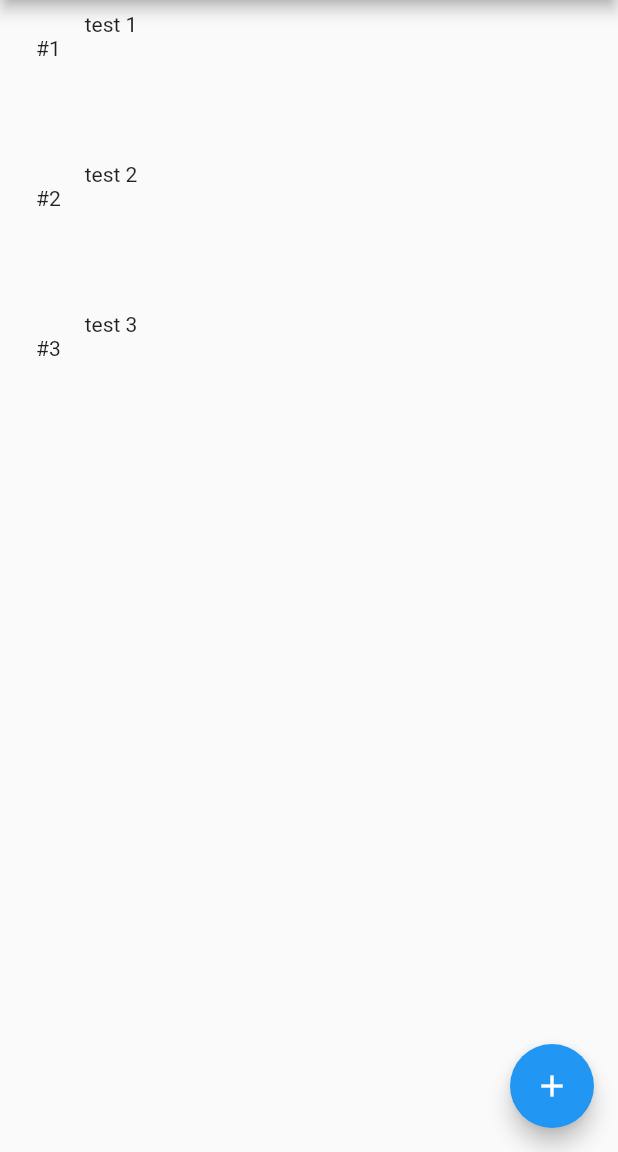
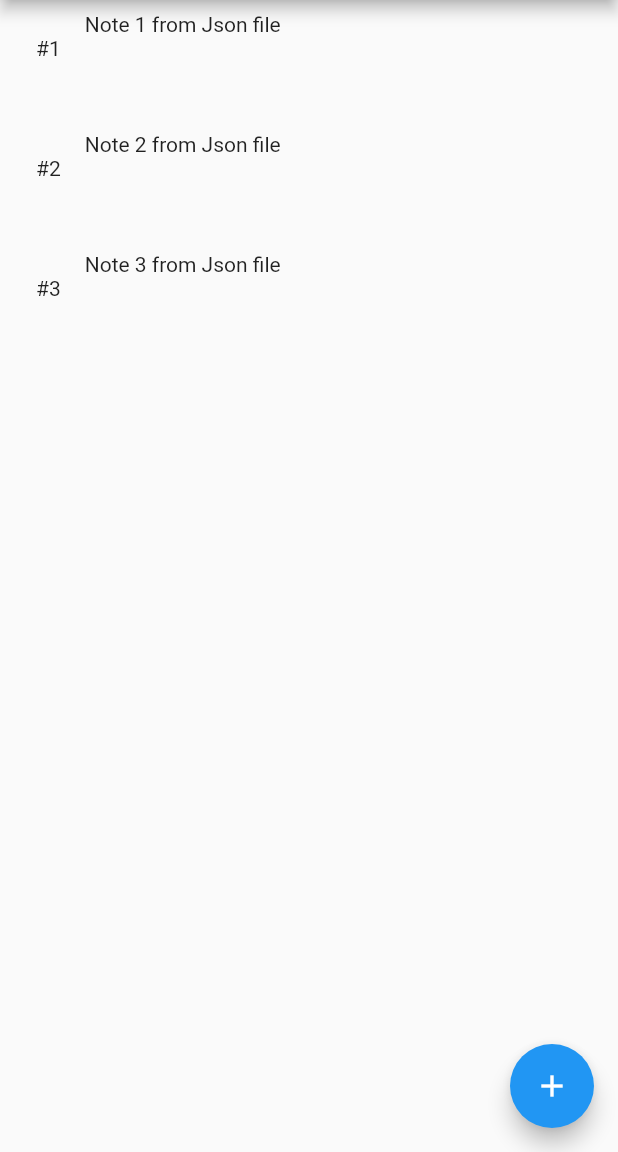
Before and after one commit to galanis-a/Notes-App, a Flutter app: the screen it shows after launch, on a phone screen of 412 x 824 dp, the part 84-1236 px from its top. Run offline on Flutter 3.47's test engine with Material 2 defaults, Android fonts, the phone set to English and light mode, and no system bars.

Commit message:
Retrieve notes form json file

```diff
--- /dev/null
+++ b/assets/data/notes.json
@@ -0,0 +1,13 @@
+{
+  "Notes": [
+    {
+      "note": "Note 1 from Json file"
+    },
+    {
+      "note": "Note 2 from Json file"
+    },
+    {
+      "note": "Note 3 from Json file"
+    }
+  ]
+}
--- a/lib/main.dart
+++ b/lib/main.dart
@@ -1,4 +1,5 @@
 import 'package:flutter/material.dart';
+import 'dart:convert';
 
 void main() => runApp(NotesApp());
 
@@ -31,7 +32,32 @@ class NotesPage extends StatefulWidget {
 }
 
 class _NotesPageState extends State<NotesPage> {
-  final _notes = ['test 1', 'test 2', 'test 3'];
+  final _notes = <String>[];
+
+  @override
+  Future<void> didChangeDependencies() async {
+    super.didChangeDependencies();
+    if(_notes.isEmpty) {
+      await _retrieveNotes();
+    }
+  }
+
+  Future<void> _retrieveNotes() async {
+    final json = DefaultAssetBundle
+        .of(context)
+        .loadString('assets/data/notes.json');
+    final data = JsonDecoder().convert(await json);
+    if(data is! Map) {
+      throw ('Data retrieved from file is not a Map');
+    }
+
+    data['Notes'].forEach((note){
+      setState(() {
+        _notes.add(note['note']);
+      });
+    });
+
+  }
 
   @override
   Widget build(BuildContext context) {
@@ -45,7 +71,7 @@ class _NotesPageState extends State<NotesPage> {
           var _noteNumber = index + 1;
 
           return Container(
-            height: 100.0,
+            height: 80.0,
             child: Padding(
               padding: EdgeInsets.all(8.0),
               child: Row(
--- a/pubspec.yaml
+++ b/pubspec.yaml
@@ -45,6 +45,9 @@ flutter:
   #  - images/a_dot_burr.jpeg
   #  - images/a_dot_ham.jpeg
 
+  assets:
+    - assets/data/notes.json
+
   # An image asset can refer to one or more resolution-specific "variants", see
   # https://flutter.io/assets-and-images/#resolution-aware.
 
```
